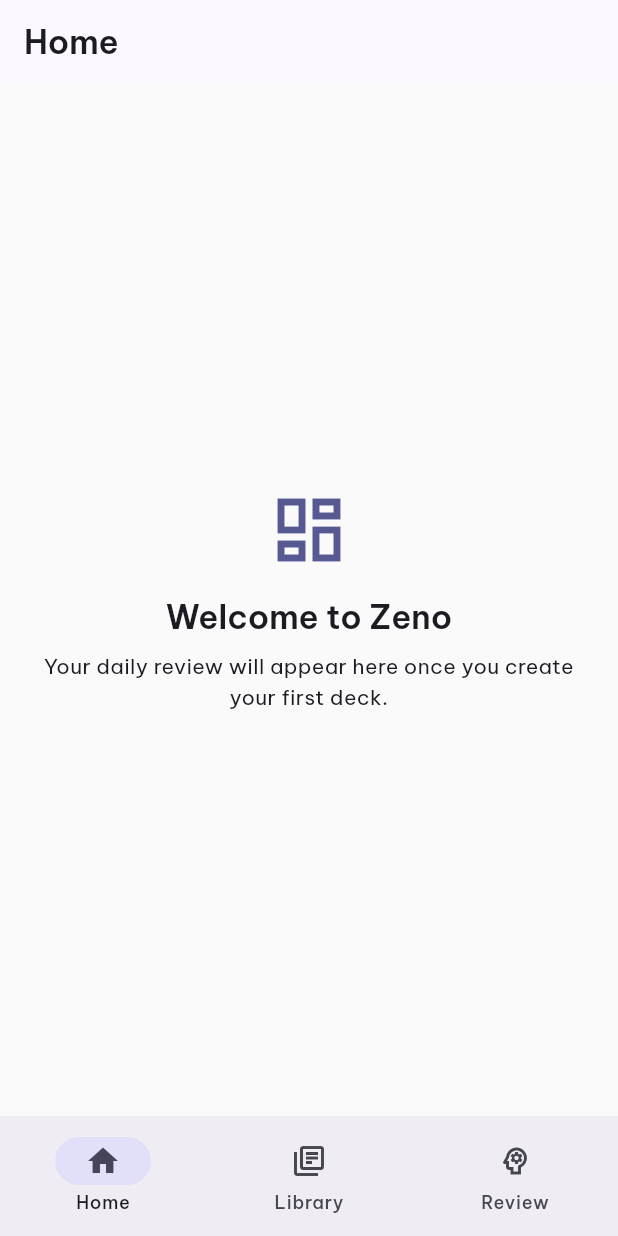
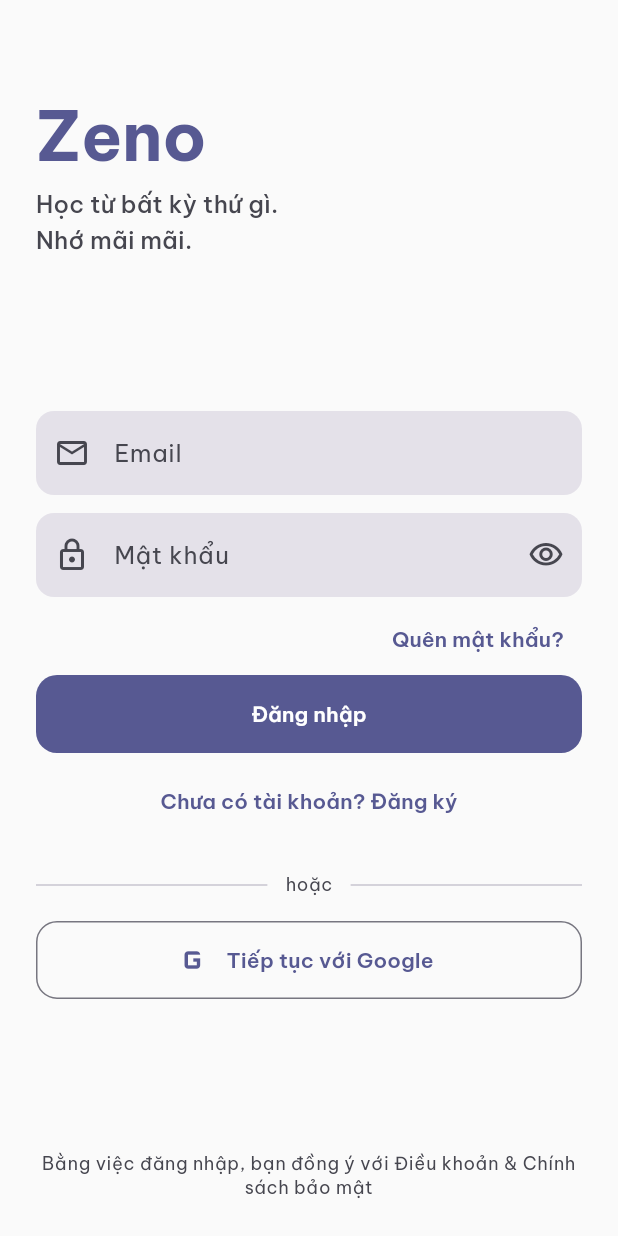
Before and after one commit to dellacee/flutter-ai-flashcards-zeno-mobile, a Flutter app: the screen it shows after launch, on a phone screen of 412 x 824 dp. Run offline on Flutter 3.47's test engine with Material 3 defaults, Android fonts, the phone set to English and light mode, and no system bars; our stand-ins replace firebase_auth, firebase_core, flutter_riverpod, freezed_annotation, go_router, google_fonts and 1 more; accounts and stored records are empty; generated files the repository leaves out were written again.

Commit message:
feat(auth): sign-in screen + router auth guard
UI:
- google_sign_in_button.dart: 52px OutlinedButton with M3 google glyph
- email_sign_in_form.dart: dual-mode (sign-in/register) stateful form
  with validation, mode toggle, forgot-password trigger
- sign_in_screen.dart: ConsumerStatefulWidget composing logo + tagline +
  email form + 'hoặc' divider + Google button + ToS footer. Wires all
  callbacks to authRepositoryProvider, translates FirebaseAuthException
  codes to Vietnamese SnackBar messages, silently ignores Google
  cancellations.

Routing:
- core/routing/app_router.dart: add /sign-in route + redirect callback
  driven by a small ChangeNotifier (_AuthRefreshNotifier) that listens
  to authStateChangesProvider via ref.listen so the router refreshes
  the moment auth state flips. Stays put while auth state is still
  loading (avoids splash flicker).

Tests cover screen render, mode toggle, Google trigger, email submit
in sign-in mode using a mocktail AuthRepository injected via Riverpod
overrides. Updated app_router_test.dart to inject a logged-in stub so
the auth guard allows through to the main shell (tests were written
before the guard existed).

Refs: docs/plans/2026-05-08-v1.0-foundation-and-auth.md (Tasks 2.4, 2.5)

Co-Authored-By: Claude Opus 4.7 (1M context) <noreply@anthropic.com>

```diff
--- a/app/lib/core/routing/app_router.dart
+++ b/app/lib/core/routing/app_router.dart
@@ -1,19 +1,48 @@
+import 'package:flutter/foundation.dart';
 import 'package:flutter_riverpod/flutter_riverpod.dart';
 import 'package:go_router/go_router.dart';
 import 'package:zeno/core/widgets/main_scaffold.dart';
+import 'package:zeno/features/auth/domain/auth_user.dart';
+import 'package:zeno/features/auth/presentation/providers/auth_providers.dart';
+import 'package:zeno/features/auth/presentation/sign_in_screen.dart';
 import 'package:zeno/features/home/presentation/home_screen.dart';
 import 'package:zeno/features/library/presentation/library_screen.dart';
 import 'package:zeno/features/review/presentation/review_screen.dart';
 
 /// Manual [Provider] exposing the app's [GoRouter] configuration.
 ///
-/// Auth redirect is intentionally absent — it will be wired in Task 2.5 once
-/// the auth-state provider exists.  Riverpod codegen is deferred to V1.1 per
-/// commit 263ff07.
+/// Auth redirect is driven by [_AuthRefreshNotifier], a small
+/// [ChangeNotifier] that calls [ChangeNotifier.notifyListeners]
+/// whenever [authStateChangesProvider] emits a new value. GoRouter
+/// re-runs the redirect callback on every notification, routing
+/// unauthenticated users to `/sign-in` and back to `/` once signed in.
+/// While the auth state is still loading the router stays put to avoid
+/// a splash flicker.
 final appRouterProvider = Provider<GoRouter>((ref) {
+  final refreshNotifier = _AuthRefreshNotifier(ref);
+  ref.onDispose(refreshNotifier.dispose);
+
   return GoRouter(
     initialLocation: '/',
+    refreshListenable: refreshNotifier,
+    redirect: (context, state) {
+      final authState = ref.read(authStateChangesProvider);
+      // While we don't know yet, stay on the requested page (splash visible).
+      if (authState.isLoading) return null;
+
+      final user = authState.valueOrNull;
+      final loggedIn = user != null;
+      final atSignIn = state.matchedLocation == '/sign-in';
+
+      if (!loggedIn && !atSignIn) return '/sign-in';
+      if (loggedIn && atSignIn) return '/';
+      return null;
+    },
     routes: [
+      GoRoute(
+        path: '/sign-in',
+        builder: (context, state) => const SignInScreen(),
+      ),
       StatefulShellRoute.indexedStack(
         builder: (context, state, navigationShell) =>
             MainScaffold(navigationShell: navigationShell),
@@ -47,3 +76,27 @@ final appRouterProvider = Provider<GoRouter>((ref) {
     ],
   );
 });
+
+/// A [ChangeNotifier] that mirrors [authStateChangesProvider] emissions.
+///
+/// GoRouter's refreshListenable calls the router's redirect whenever
+/// this notifier fires, so the auth guard always sees the latest
+/// [AuthUser?] value.
+class _AuthRefreshNotifier extends ChangeNotifier {
+  _AuthRefreshNotifier(this._ref) {
+    _sub = _ref.listen<AsyncValue<AuthUser?>>(
+      authStateChangesProvider,
+      (_, __) => notifyListeners(),
+      fireImmediately: false,
+    );
+  }
+
+  final Ref _ref;
+  late final ProviderSubscription<AsyncValue<AuthUser?>> _sub;
+
+  @override
+  void dispose() {
+    _sub.close();
+    super.dispose();
+  }
+}
--- /dev/null
+++ b/app/lib/features/auth/presentation/sign_in_screen.dart
@@ -0,0 +1,250 @@
+import 'package:flutter/material.dart';
+import 'package:flutter_riverpod/flutter_riverpod.dart';
+import 'package:zeno/core/error/app_failure.dart';
+import 'package:zeno/features/auth/presentation/providers/auth_providers.dart';
+import 'package:zeno/features/auth/presentation/widgets/email_sign_in_form.dart';
+import 'package:zeno/features/auth/presentation/widgets/google_sign_in_button.dart';
+
+/// Maps Firebase auth error codes to human-readable Vietnamese messages.
+String _humanMessageFor(String code) {
+  switch (code) {
+    case 'invalid-email':
+      return 'Email không hợp lệ.';
+    case 'user-not-found':
+    case 'wrong-password':
+    case 'invalid-credential':
+      return 'Email hoặc mật khẩu không đúng.';
+    case 'email-already-in-use':
+      return 'Email này đã được đăng ký.';
+    case 'weak-password':
+      return 'Mật khẩu quá yếu (cần >= 6 ký tự).';
+    case 'network-request-failed':
+      return 'Lỗi mạng. Kiểm tra kết nối rồi thử lại.';
+    case 'too-many-requests':
+      return 'Quá nhiều lần thử. Vui lòng đợi một chút.';
+    case 'cancelled':
+      return 'Đã hủy đăng nhập.';
+    default:
+      return 'Đăng nhập thất bại ($code). Thử lại sau.';
+  }
+}
+
+/// The main authentication screen composing logo, email form, and Google
+/// sign-in into a single scrollable layout.
+class SignInScreen extends ConsumerStatefulWidget {
+  const SignInScreen({super.key});
+
+  @override
+  ConsumerState<SignInScreen> createState() => _SignInScreenState();
+}
+
+class _SignInScreenState extends ConsumerState<SignInScreen> {
+  bool _emailLoading = false;
+  bool _googleLoading = false;
+  bool _forgotLoading = false;
+
+  bool get _anyLoading => _emailLoading || _googleLoading || _forgotLoading;
+
+  void _showSnackBar(String message) {
+    if (!mounted) return;
+    ScaffoldMessenger.of(context).showSnackBar(
+      SnackBar(content: Text(message)),
+    );
+  }
+
+  /// Translates an [AppFailure] into a SnackBar message.
+  ///
+  /// Pass [ignoreCode] to silently swallow a specific auth code
+  /// (e.g. `'cancelled'` for Google sign-in).
+  void _showFailure(AppFailure failure, {String? ignoreCode}) {
+    failure.whenOrNull(
+      auth: (code, _) {
+        if (code == ignoreCode) return;
+        _showSnackBar(_humanMessageFor(code));
+      },
+      network: (_) {
+        _showSnackBar(_humanMessageFor('network-request-failed'));
+      },
+    );
+    // AppFailure variants not matched above fall through silently; any
+    // truly unexpected failure is handled by the surrounding catch clause.
+  }
+
+  Future<void> _handleEmailSubmit({
+    required EmailAuthMode mode,
+    required String email,
+    required String password,
+  }) async {
+    setState(() => _emailLoading = true);
+    try {
+      final repo = ref.read(authRepositoryProvider);
+      if (mode == EmailAuthMode.signIn) {
+        await repo.signInWithEmail(email: email, password: password);
+      } else {
+        await repo.registerWithEmail(email: email, password: password);
+      }
+      // Router redirect handles navigation on success.
+    } on AppFailure catch (f) {
+      _showFailure(f);
+    } catch (_) {
+      _showSnackBar(_humanMessageFor('unknown'));
+    } finally {
+      if (mounted) setState(() => _emailLoading = false);
+    }
+  }
+
+  Future<void> _handleGoogleSignIn() async {
+    setState(() => _googleLoading = true);
+    try {
+      final repo = ref.read(authRepositoryProvider);
+      await repo.signInWithGoogle();
+      // Router redirect handles navigation on success.
+    } on AppFailure catch (f) {
+      _showFailure(f, ignoreCode: 'cancelled');
+    } catch (_) {
+      _showSnackBar(_humanMessageFor('unknown'));
+    } finally {
+      if (mounted) setState(() => _googleLoading = false);
+    }
+  }
+
+  Future<void> _handleForgotPassword(String email) async {
+    final confirmed = await showDialog<bool>(
+      context: context,
+      builder: (ctx) => AlertDialog(
+        title: const Text('Đặt lại mật khẩu'),
+        content: Text(
+          email.isEmpty
+              ? 'Nhập email bên dưới rồi thử lại để nhận '
+                  'link đặt lại mật khẩu.'
+              : 'Gửi link đặt lại mật khẩu đến:\n$email',
+        ),
+        actions: [
+          TextButton(
+            onPressed: () => Navigator.of(ctx).pop(false),
+            child: const Text('Hủy'),
+          ),
+          if (email.isNotEmpty)
+            FilledButton(
+              onPressed: () => Navigator.of(ctx).pop(true),
+              child: const Text('Gửi'),
+            ),
+        ],
+      ),
+    );
+
+    if (confirmed != true) return;
+    if (email.isEmpty) return;
+
+    setState(() => _forgotLoading = true);
+    try {
+      final repo = ref.read(authRepositoryProvider);
+      await repo.sendPasswordResetEmail(email);
+      _showSnackBar('Đã gửi email đặt lại mật khẩu đến $email.');
+    } on AppFailure catch (f) {
+      _showFailure(f);
+    } catch (_) {
+      _showSnackBar(_humanMessageFor('unknown'));
+    } finally {
+      if (mounted) setState(() => _forgotLoading = false);
+    }
+  }
+
+  @override
+  Widget build(BuildContext context) {
+    final theme = Theme.of(context);
+
+    return Scaffold(
+      body: SafeArea(
+        child: SingleChildScrollView(
+          padding: const EdgeInsets.symmetric(horizontal: 24),
+          child: ConstrainedBox(
+            // Ensure the column fills at least the viewport height so
+            // Spacers behave correctly even when content is short.
+            constraints: BoxConstraints(
+              minHeight: MediaQuery.of(context).size.height -
+                  MediaQuery.of(context).padding.top -
+                  MediaQuery.of(context).padding.bottom,
+            ),
+            child: IntrinsicHeight(
+              child: Column(
+                crossAxisAlignment: CrossAxisAlignment.stretch,
+                children: [
+                  const SizedBox(height: 64),
+
+                  // --- Logo + tagline ---
+                  Text(
+                    'Zeno',
+                    style: theme.textTheme.displayMedium?.copyWith(
+                      fontWeight: FontWeight.w700,
+                      color: theme.colorScheme.primary,
+                    ),
+                  ),
+                  const SizedBox(height: 8),
+                  Text(
+                    'Học từ bất kỳ thứ gì.\nNhớ mãi mãi.',
+                    style: theme.textTheme.titleMedium?.copyWith(
+                      color: theme.colorScheme.onSurfaceVariant,
+                    ),
+                  ),
+
+                  const Spacer(),
+
+                  // --- Email form ---
+                  EmailSignInForm(
+                    onSubmit: _handleEmailSubmit,
+                    onForgotPassword: _handleForgotPassword,
+                    loading: _anyLoading,
+                  ),
+
+                  const SizedBox(height: 24),
+
+                  // --- "hoặc" divider ---
+                  Row(
+                    children: [
+                      const Expanded(child: Divider()),
+                      Padding(
+                        padding: const EdgeInsets.symmetric(horizontal: 12),
+                        child: Text(
+                          'hoặc',
+                          style: theme.textTheme.bodySmall?.copyWith(
+                            color: theme.colorScheme.onSurfaceVariant,
+                          ),
+                        ),
+                      ),
+                      const Expanded(child: Divider()),
+                    ],
+                  ),
+
+                  const SizedBox(height: 16),
+
+                  // --- Google Sign-In ---
+                  GoogleSignInButton(
+                    onPressed:
+                        _anyLoading ? () {} : _handleGoogleSignIn,
+                    loading: _googleLoading,
+                  ),
+
+                  const Spacer(),
+
+                  // --- Footer ---
+                  Padding(
+                    padding: const EdgeInsets.only(bottom: 24),
+                    child: Text(
+                      'Bằng việc đăng nhập, bạn đồng ý với Điều khoản '
+                      '& Chính sách bảo mật',
+                      style: theme.textTheme.bodySmall?.copyWith(
+                        color: theme.colorScheme.onSurfaceVariant,
+                      ),
+                      textAlign: TextAlign.center,
+                    ),
+                  ),
+                ],
+              ),
+            ),
+          ),
+        ),
+      ),
+    );
+  }
+}
--- /dev/null
+++ b/app/lib/features/auth/presentation/widgets/email_sign_in_form.dart
@@ -0,0 +1,168 @@
+import 'package:flutter/material.dart';
+
+/// Determines whether the form operates in sign-in or register mode.
+enum EmailAuthMode { signIn, register }
+
+/// A stateful form widget handling both sign-in and registration flows.
+///
+/// Owns [TextEditingController]s for email and password. The parent screen
+/// wires [onSubmit] to the appropriate repository method.
+class EmailSignInForm extends StatefulWidget {
+  const EmailSignInForm({
+    required this.onSubmit,
+    required this.onForgotPassword,
+    super.key,
+    this.loading = false,
+  });
+
+  final void Function({
+    required EmailAuthMode mode,
+    required String email,
+    required String password,
+  }) onSubmit;
+  final void Function(String email) onForgotPassword;
+  final bool loading;
+
+  @override
+  State<EmailSignInForm> createState() => _EmailSignInFormState();
+}
+
+class _EmailSignInFormState extends State<EmailSignInForm> {
+  final _formKey = GlobalKey<FormState>();
+  final _emailController = TextEditingController();
+  final _passwordController = TextEditingController();
+
+  EmailAuthMode _mode = EmailAuthMode.signIn;
+  bool _passwordVisible = false;
+
+  @override
+  void dispose() {
+    _emailController.dispose();
+    _passwordController.dispose();
+    super.dispose();
+  }
+
+  void _toggleMode() {
+    setState(() {
+      _mode = _mode == EmailAuthMode.signIn
+          ? EmailAuthMode.register
+          : EmailAuthMode.signIn;
+      _formKey.currentState?.reset();
+    });
+  }
+
+  void _submit() {
+    if (!(_formKey.currentState?.validate() ?? false)) return;
+    widget.onSubmit(
+      mode: _mode,
+      email: _emailController.text.trim(),
+      password: _passwordController.text,
+    );
+  }
+
+  String? _validateEmail(String? value) {
+    final trimmed = (value ?? '').trim();
+    if (trimmed.isEmpty) return 'Vui lòng nhập email.';
+    if (!trimmed.contains('@')) return 'Email không hợp lệ.';
+    return null;
+  }
+
+  String? _validatePassword(String? value) {
+    final pw = value ?? '';
+    if (_mode == EmailAuthMode.register) {
+      if (pw.length < 6) return 'Mật khẩu phải có ít nhất 6 ký tự.';
+    } else {
+      if (pw.isEmpty) return 'Vui lòng nhập mật khẩu.';
+    }
+    return null;
+  }
+
+  @override
+  Widget build(BuildContext context) {
+    final isSignIn = _mode == EmailAuthMode.signIn;
+    final disabled = widget.loading;
+
+    return Form(
+      key: _formKey,
+      child: Column(
+        crossAxisAlignment: CrossAxisAlignment.stretch,
+        children: [
+          // Email field
+          TextFormField(
+            controller: _emailController,
+            enabled: !disabled,
+            keyboardType: TextInputType.emailAddress,
+            textInputAction: TextInputAction.next,
+            autocorrect: false,
+            decoration: const InputDecoration(
+              labelText: 'Email',
+              prefixIcon: Icon(Icons.email_outlined),
+            ),
+            validator: _validateEmail,
+          ),
+          const SizedBox(height: 12),
+
+          // Password field
+          TextFormField(
+            controller: _passwordController,
+            enabled: !disabled,
+            obscureText: !_passwordVisible,
+            textInputAction: TextInputAction.done,
+            onFieldSubmitted: disabled ? null : (_) => _submit(),
+            decoration: InputDecoration(
+              labelText: 'Mật khẩu',
+              prefixIcon: const Icon(Icons.lock_outlined),
+              suffixIcon: IconButton(
+                icon: Icon(
+                  _passwordVisible
+                      ? Icons.visibility_off_outlined
+                      : Icons.visibility_outlined,
+                ),
+                onPressed: disabled
+                    ? null
+                    : () => setState(
+                          () => _passwordVisible = !_passwordVisible,
+                        ),
+              ),
+            ),
+            validator: _validatePassword,
+          ),
+
+          // Forgot password — sign-in mode only
+          if (isSignIn) ...[
+            const SizedBox(height: 4),
+            Align(
+              alignment: Alignment.centerRight,
+              child: TextButton(
+                onPressed: disabled
+                    ? null
+                    : () => widget.onForgotPassword(
+                          _emailController.text.trim(),
+                        ),
+                child: const Text('Quên mật khẩu?'),
+              ),
+            ),
+          ] else
+            const SizedBox(height: 12),
+
+          // Submit button
+          FilledButton(
+            onPressed: disabled ? null : _submit,
+            child: Text(isSignIn ? 'Đăng nhập' : 'Đăng ký'),
+          ),
+          const SizedBox(height: 8),
+
+          // Mode toggle
+          TextButton(
+            onPressed: disabled ? null : _toggleMode,
+            child: Text(
+              isSignIn
+                  ? 'Chưa có tài khoản? Đăng ký'
+                  : 'Đã có tài khoản? Đăng nhập',
+            ),
+          ),
+        ],
+      ),
+    );
+  }
+}
--- /dev/null
+++ b/app/lib/features/auth/presentation/widgets/google_sign_in_button.dart
@@ -0,0 +1,37 @@
+import 'package:flutter/material.dart';
+
+/// A wide [OutlinedButton] branded for Google Sign-In.
+///
+/// Shows a spinner in place of the icon while [loading] is true and disables
+/// taps so users cannot double-submit.
+class GoogleSignInButton extends StatelessWidget {
+  const GoogleSignInButton({
+    required this.onPressed,
+    super.key,
+    this.loading = false,
+  });
+
+  final VoidCallback onPressed;
+  final bool loading;
+
+  @override
+  Widget build(BuildContext context) {
+    return OutlinedButton.icon(
+      onPressed: loading ? null : onPressed,
+      icon: loading
+          ? const SizedBox(
+              width: 20,
+              height: 20,
+              child: CircularProgressIndicator(strokeWidth: 2),
+            )
+          : const Icon(Icons.g_mobiledata, size: 28),
+      label: const Text('Tiếp tục với Google'),
+      style: OutlinedButton.styleFrom(
+        minimumSize: const Size.fromHeight(52),
+        shape: RoundedRectangleBorder(
+          borderRadius: BorderRadius.circular(14),
+        ),
+      ),
+    );
+  }
+}
```
Also changed, not shown: 2 other files.
